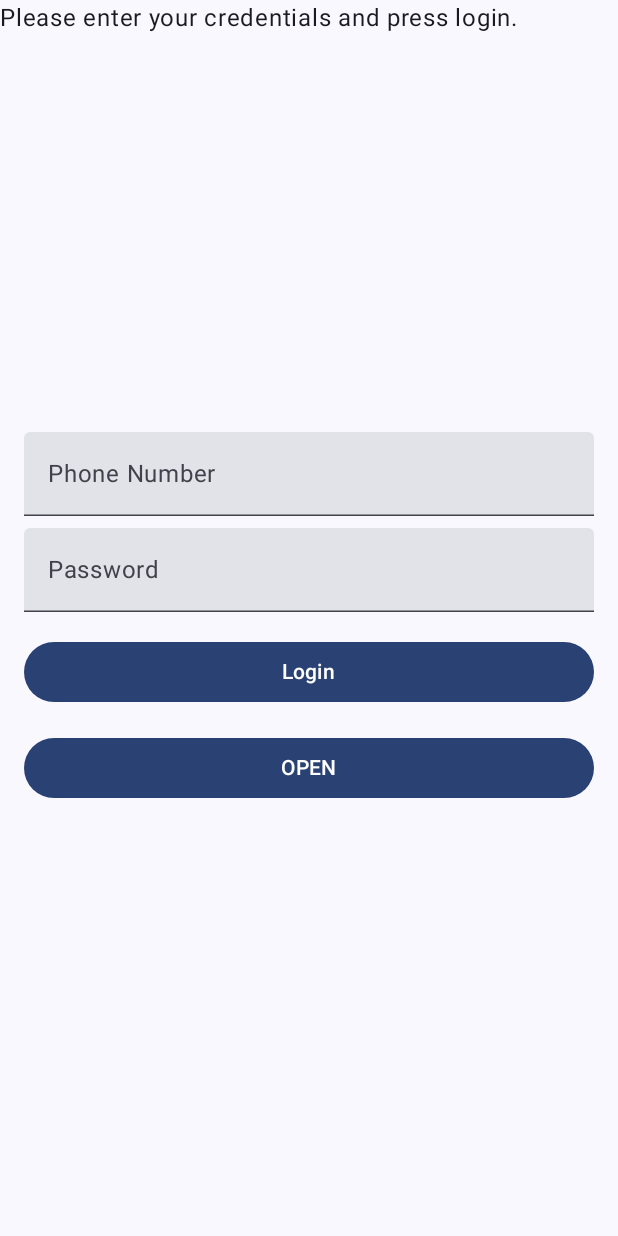
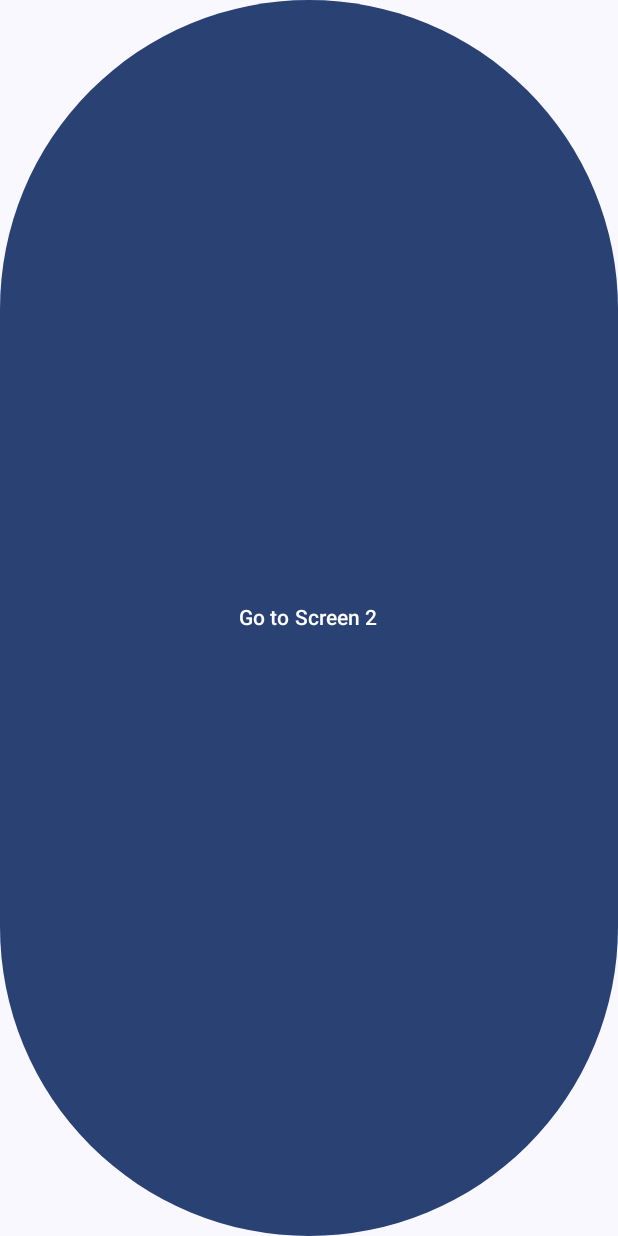
Before and after one commit to amzik763/codebase, an Android app built with Jetpack Compose: the screen it shows after launch (MainActivity), on a phone screen of 412 x 824 dp. Run offline under Robolectric (Android 15) with nearby library versions, the phone set to English and light mode, and no system bars; our stand-ins replace Dagger/Hilt's generated code.

Commit message:
navigation graph added to navigate through screens

```diff
--- a/app/build.gradle.kts
+++ b/app/build.gradle.kts
@@ -71,6 +71,8 @@ dependencies {
     debugImplementation("androidx.compose.ui:ui-tooling")
     debugImplementation("androidx.compose.ui:ui-test-manifest")
 
+    //navigation
+    implementation("androidx.navigation:navigation-compose:2.7.7")
 
     //Hilt Dependencies
     implementation("com.google.dagger:hilt-android:2.51.1")
--- a/app/src/main/java/com/amzi/codebase/MainActivity.kt
+++ b/app/src/main/java/com/amzi/codebase/MainActivity.kt
@@ -20,7 +20,14 @@ import com.amzi.codebase.utility.REQUEST_WRITE_STORAGE
 import com.amzi.codebase.viewmodels.myViewModel
 import dagger.hilt.android.AndroidEntryPoint
 import android.Manifest
+import androidx.activity.result.contract.ActivityResultContracts
+import androidx.compose.material3.Button
+import androidx.navigation.NavHostController
+import androidx.navigation.compose.NavHost
+import androidx.navigation.compose.composable
+import androidx.navigation.compose.rememberNavController
 import com.amzi.codebase.utility.FilePickerHandler
+import com.amzi.codebase.utility.navigationRoutes
 import javax.inject.Inject
 
 @AndroidEntryPoint
@@ -34,23 +41,32 @@ class MainActivity : ComponentActivity() {
 
     @Inject lateinit var filePickerHandler: FilePickerHandler
 
-    override fun onRequestPermissionsResult(requestCode: Int, permissions: Array<String>, grantResults: IntArray) {
-        super.onRequestPermissionsResult(requestCode, permissions, grantResults)
-        when (requestCode) {
-            REQUEST_WRITE_STORAGE -> {
-                if (grantResults.isNotEmpty() && grantResults[0] == PackageManager.PERMISSION_GRANTED) {
-                    // Permission granted, proceed with logging
-                } else {
-                    // Permission denied, handle accordingly
-                }
+    private val requestPermissionLauncher =
+        registerForActivityResult(
+            ActivityResultContracts.RequestPermission()
+        ) { isGranted: Boolean ->
+            if (isGranted) {
+                // Permissiongranted, proceed with logging
+            } else {
+                // Permission denied, handle accordingly
             }
         }
-    }
 
     override fun onCreate(savedInstanceState: Bundle?) {
         super.onCreate(savedInstanceState)
         setContent {
             CodebaseTheme {
+                if (ContextCompat.checkSelfPermission(
+                        this,
+                        Manifest.permission.WRITE_EXTERNAL_STORAGE
+                    ) == PackageManager.PERMISSION_GRANTED
+                ) {
+                    // Permission already granted, proceed with logging
+                } else {
+                    // You can directly ask for the permission.
+                    requestPermissionLauncher.launch(Manifest.permission.WRITE_EXTERNAL_STORAGE)
+                }
+
                 // A surface container using the 'background' color from the theme
                 Surface(
                     modifier = Modifier.fillMaxSize(),
@@ -58,33 +74,53 @@ class MainActivity : ComponentActivity() {
                 ) {
                     viewModel.showString()
 //                    Greeting("Android")
-                    LoginScreen(viewmodel = viewModel, filePickerHandler)
+                    AppNavigation()
+//                    LoginScreen(viewmodel = viewModel, filePickerHandler)
                 }
             }
         }
 
-        //
+
         // Request write permission if not granted
         if (ContextCompat.checkSelfPermission(this, Manifest.permission.WRITE_EXTERNAL_STORAGE) != PackageManager.PERMISSION_GRANTED) {
             ActivityCompat.requestPermissions(this, arrayOf(Manifest.permission.WRITE_EXTERNAL_STORAGE), REQUEST_WRITE_STORAGE)
         }
-
-
     }
 }
 
+
 @Composable
-fun Greeting(name: String, modifier: Modifier = Modifier) {
-    Text(
-        text = "Hello $name!",
-        modifier = modifier
-    )
+fun AppNavigation() {
+    val navController = rememberNavController()
+    NavigationGraph(navController)
 }
 
-@Preview(showBackground = true)
 @Composable
-fun GreetingPreview() {
-    CodebaseTheme {
-        Greeting("Android")
+fun NavigationGraph(navController: NavHostController) {
+    NavHost(navController = navController, startDestination =navigationRoutes.main.route) {
+        composable(navigationRoutes.main.route) {
+            Screen1(onNavigateToScreen2 = { navController.navigate(navigationRoutes.settings.route) })
+        }
+        composable(navigationRoutes.settings.route) {
+            Screen2(onNavigateToScreen1 = { navController.navigate(navigationRoutes.main.route) })
+        }
     }
 }
+
+
+
+// Screen1.kt
+@Composable
+fun Screen1(onNavigateToScreen2: () -> Unit) {
+    Button(onClick = onNavigateToScreen2) {
+        Text("Go to Screen 2")
+    }
+}
+
+// Screen1.kt
+@Composable
+fun Screen2(onNavigateToScreen1: () -> Unit) {
+    Button(onClick = onNavigateToScreen1) {
+        Text("Go to Screen 1")
+    }
+}
--- a/app/src/main/java/com/amzi/codebase/modules/networkModules.kt
+++ b/app/src/main/java/com/amzi/codebase/modules/networkModules.kt
@@ -46,4 +46,8 @@ import javax.inject.Singleton
         return remoteDataSource.buildApi(authAPIs::class.java, context)
     }
 
+
+
+
+
     }
--- a/app/src/main/java/com/amzi/codebase/screens/auth/Login.kt
+++ b/app/src/main/java/com/amzi/codebase/screens/auth/Login.kt
@@ -101,7 +101,7 @@ fun LoginScreen(
             }
         }
         is Resource.Loading -> {
-            CircularProgressIndicator(modifier = Modifier.width(100.dp).height(100.dp))
+//            CircularProgressIndicator(modifier = Modifier.width(100.dp).height(100.dp))
             (context as? Activity)?.writeLog(context, LogLevel.INFO, "LoginScreen", "Login attempt Loading with phone number: $phoneNumber"){
                 filePickerHandler.saveTextToFile(it)
 
--- a/app/src/main/java/com/amzi/codebase/utility/extended.kt
+++ b/app/src/main/java/com/amzi/codebase/utility/extended.kt
@@ -23,6 +23,7 @@ import java.io.FileOutputStream
 import java.io.FileWriter
 import java.io.IOException
 import java.io.InputStreamReader
+
 
 fun Activity.handleApiError(
     failure: Resource.Failure,
@@ -123,7 +124,7 @@ class FilePickerHandler(
 
     public fun saveTextToFile(text: String, fileName: String = "example.txt") {
         try {
-            val fileOutputStream: FileOutputStream = activity.openFileOutput(fileName, Context.MODE_PRIVATE)
+            val fileOutputStream: FileOutputStream = activity.openFileOutput(fileName, Context.MODE_APPEND)
             fileOutputStream.write(text.toByteArray())
             fileOutputStream.close()
         } catch (e: IOException) {
--- /dev/null
+++ b/app/src/main/java/com/amzi/codebase/utility/navigationRoutes.kt
@@ -0,0 +1,7 @@
+package com.amzi.codebase.utility
+
+sealed class navigationRoutes(val route: String) {
+    object main : navigationRoutes("Main")
+    object settings : navigationRoutes("Settings")
+    // ...
+}
```
